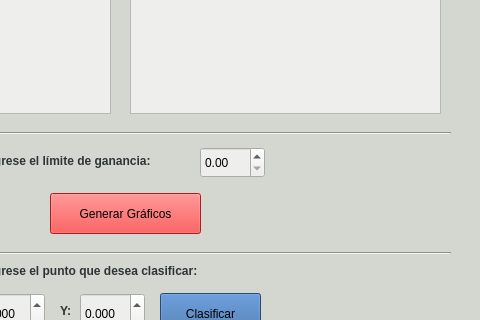
First picture: the form in ventana1.ui, repository JaimeMatias/Inteligencia-Artificial, before the edit; both pictures show x 240 to 720 and y 307 to 627 of the 720 by 787 pixel window.
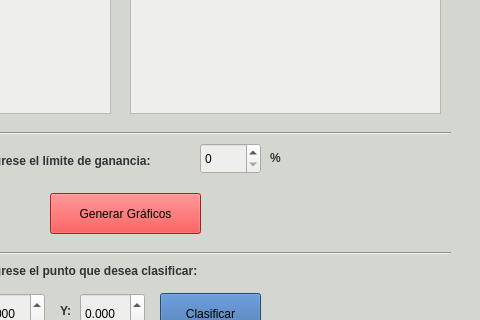
Second picture: the form after the edit. Icons and pictures are not drawn.

Commit message: Cambie la interfaz del limite por porcentaje

The edit to the form file:
```diff
--- a/ventana1.ui
+++ b/ventana1.ui
@@ -172,19 +172,6 @@
      <string>&lt;html&gt;&lt;head/&gt;&lt;body&gt;&lt;p&gt;&lt;span style=&quot; font-weight:600; color:#2e3436;&quot;&gt;2. Ingrese el límite de ganancia: &lt;/span&gt;&lt;/p&gt;&lt;/body&gt;&lt;/html&gt;</string>
     </property>
    </widget>
-   <widget class="QDoubleSpinBox" name="limite">
-    <property name="geometry">
-     <rect>
-      <x>440</x>
-      <y>454</y>
-      <width>65</width>
-      <height>31</height>
-     </rect>
-    </property>
-    <property name="styleSheet">
-     <string notr="true">background-color: rgb(238, 238, 236);</string>
-    </property>
-   </widget>
    <widget class="QPushButton" name="btnClasificar">
     <property name="geometry">
      <rect>
@@ -356,6 +343,35 @@
      <string>&lt;html&gt;&lt;head/&gt;&lt;body&gt;&lt;p&gt;&lt;span style=&quot; font-weight:600; color:#2e3436;&quot;&gt;Datos de prueba:&lt;/span&gt;&lt;/p&gt;&lt;/body&gt;&lt;/html&gt;</string>
     </property>
    </widget>
+   <widget class="QSpinBox" name="limite">
+    <property name="geometry">
+     <rect>
+      <x>440</x>
+      <y>450</y>
+      <width>61</width>
+      <height>31</height>
+     </rect>
+    </property>
+    <property name="styleSheet">
+     <string notr="true">background-color: rgb(238, 238, 236);</string>
+    </property>
+    <property name="prefix">
+     <string/>
+    </property>
+   </widget>
+   <widget class="QLabel" name="label_12">
+    <property name="geometry">
+     <rect>
+      <x>510</x>
+      <y>450</y>
+      <width>61</width>
+      <height>31</height>
+     </rect>
+    </property>
+    <property name="text">
+     <string>&lt;html&gt;&lt;head/&gt;&lt;body&gt;&lt;p&gt;&lt;span style=&quot; font-weight:600; color:#2e3436;&quot;&gt;%&lt;/span&gt;&lt;/p&gt;&lt;/body&gt;&lt;/html&gt;</string>
+    </property>
+   </widget>
   </widget>
   <widget class="QStatusBar" name="statusbar"/>
  </widget>
```
The commit also changes 3 other files.
